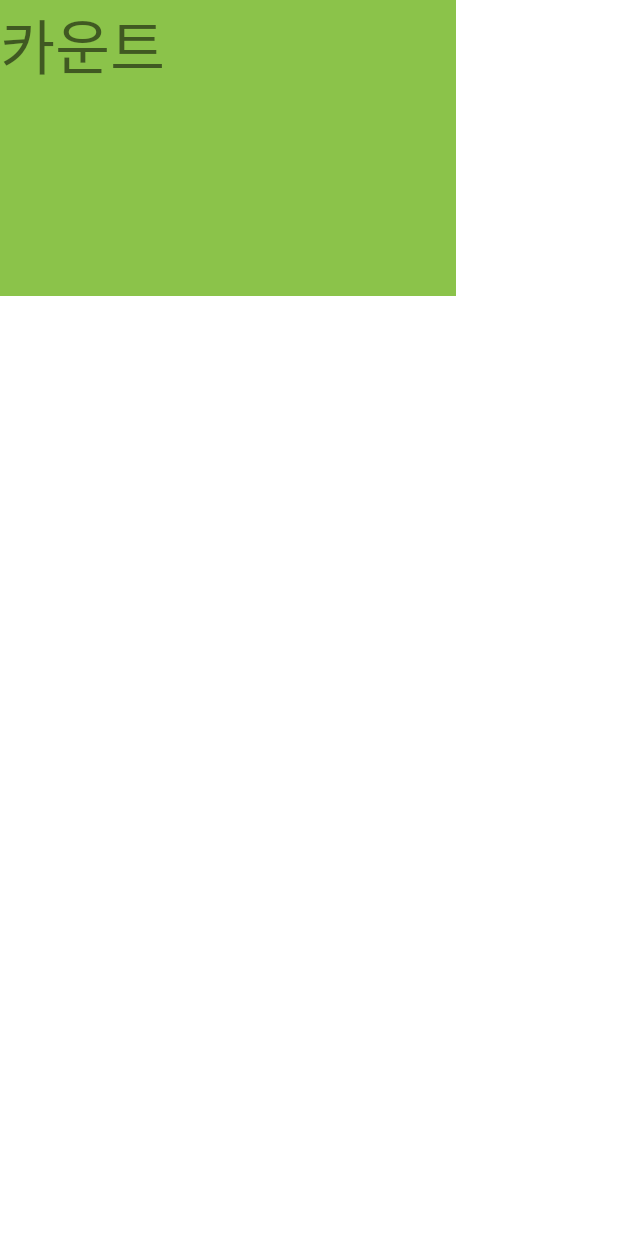
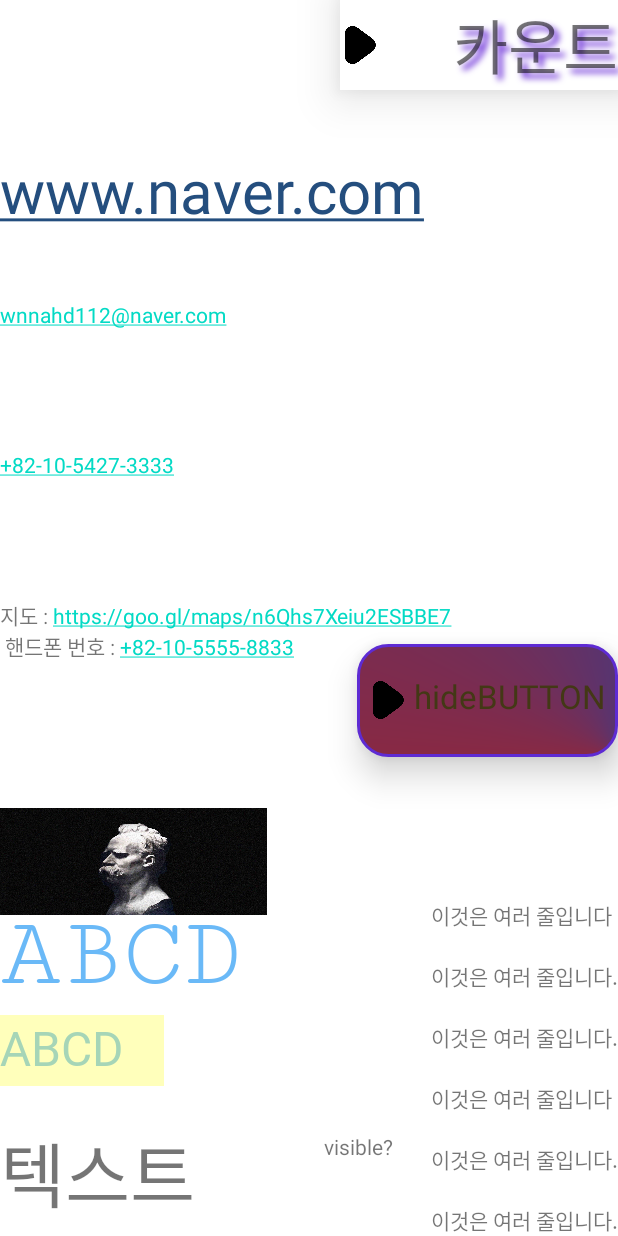
Before and after one commit to Gros19/android, an Android app: the layout activity_main.xml on its own in the app's theme, with its tools: preview values and no code run, on a phone screen of 412 x 824 dp. Run offline under Robolectric (Android 15) with nearby library versions, the phone set to English and light mode, and no system bars.

Commit message:
TextView 버튼 레이아웃 디자인 예제

```diff
--- a/app/src/main/java/com/example/testkotlin/MainActivity.kt
+++ b/app/src/main/java/com/example/testkotlin/MainActivity.kt
@@ -4,6 +4,7 @@ import androidx.appcompat.app.AppCompatActivity
 import android.os.Bundle
 import android.view.View
 import android.widget.Toast
+import androidx.core.view.isVisible
 import com.example.testkotlin.databinding.ActivityMainBinding
 
 
@@ -15,6 +16,15 @@ class MainActivity : AppCompatActivity() {
         super.onCreate(savedInstanceState)
         setContentView(R.layout.activity_main)
 
+
+//        val vbinding = ActivityMainBinding.inflate(layoutInflater)
+//        setContentView(R.layout.activity_main)
+//        vbinding.visibleBT.setOnClickListener{
+//
+//        }
+
+
+
         fun DDuck(v : View){
             println("뚝!!")
         }
@@ -24,6 +34,20 @@ class MainActivity : AppCompatActivity() {
         binding.dd.setOnClickListener{
             DDuck(it)
             binding.dd.text = "${cnt++}"
+        }
+
+
+
+        binding.visibleBtOn.setOnClickListener {
+//            binding.visibleBT.isVisible = true
+            binding.visibleBT.visibility = View.VISIBLE
+            binding.emilLink.isEnabled = true
+        }
+        binding.visibleBT.setOnClickListener {
+//            binding.visibleBT.isVisible=false
+            binding.visibleBT.visibility = View.INVISIBLE
+
+
         }
 //        //바인딩 초기화
 //        val binding = ActivityMainBinding.inflate(layoutInflater)
--- /dev/null
+++ b/app/src/main/res/drawable/costum_button.xml
@@ -0,0 +1,27 @@
+<?xml version="1.0" encoding="utf-8"?>
+<shape xmlns:android="http://schemas.android.com/apk/res/android" android:shape="rectangle">
+    <!--<solid android:color="#BC4DA5A5"/>-->
+    <!--<corners android:radius="15dp"/>-->
+    <corners
+        android:radius="20dp"
+        />
+    <size
+        android:height="85dp"
+        android:width="200dp"
+        />
+    <stroke
+        android:color="#5E2BD3"
+        android:width="2dp"/>
+<!--    <stroke android:width="3dp"-->
+<!--        android:color="#A42685B1"-->
+<!--        android:dashGap="12dp"-->
+<!--        android:dashWidth="33dp"-->
+<!--        />-->
+
+    <gradient android:startColor="#fff"
+        android:endColor="#25409E"
+        android:centerColor="#882944"
+        android:centerX="1"
+        android:centerY="1"
+        android:type="sweep"/>
+</shape>
--- /dev/null
+++ b/app/src/main/res/drawable/costum_button_selecter.xml
@@ -0,0 +1,7 @@
+<?xml version="1.0" encoding="utf-8"?>
+<selector xmlns:android="http://schemas.android.com/apk/res/android">
+    <item
+        android:state_pressed="true"
+        android:drawable="@drawable/costum_button"
+        />
+</selector>
--- /dev/null
+++ b/app/src/main/res/drawable/free_icon_play.xml
@@ -0,0 +1,11 @@
+<?xml version="1.0" encoding="utf-8"?>
+<layer-list xmlns:tools="http://schemas.android.com/tools"
+    xmlns:android="http://schemas.android.com/apk/res/android">
+    <item
+        android:drawable="@drawable/free_icon_font_play"
+        android:height="25dp"
+        android:width="25dp"
+
+
+        />
+</layer-list>
--- /dev/null
+++ b/app/src/main/res/drawable/nietzsche_lite.xml
@@ -0,0 +1,10 @@
+<?xml version="1.0" encoding="utf-8"?>
+<layer-list xmlns:tools="http://schemas.android.com/tools"
+    xmlns:android="http://schemas.android.com/apk/res/android">
+    <item
+        android:drawable="@drawable/nietzsche"
+
+
+
+        />
+</layer-list>
--- a/app/src/main/res/layout/activity_main.xml
+++ b/app/src/main/res/layout/activity_main.xml
@@ -1,5 +1,6 @@
 <?xml version="1.0" encoding="utf-8"?>
 <FrameLayout xmlns:android="http://schemas.android.com/apk/res/android"
+    xmlns:app="http://schemas.android.com/apk/res-auto"
     xmlns:tools="http://schemas.android.com/tools"
     android:layout_width="match_parent"
     android:layout_height="match_parent"
@@ -12,13 +13,150 @@
         android:id="@+id/btn"/>-->
 
     <TextView
-        android:layout_width="304dp"
-        android:layout_height="197dp"
+        android:id="@+id/dd"
+        android:layout_width="wrap_content"
+        android:layout_height="wrap_content"
+        android:layout_gravity="right"
+        android:drawablePadding="50dp"
+        android:shadowDx="5"
+        android:shadowDy="5"
+        android:shadowRadius="5"
+        android:shadowColor="#7339DA"
+        android:background="#FFFFFF"
+        android:text="카운트"
         android:textSize="40sp"
-        android:text="카운트"
-        android:background="#FF8BC34A"
-        android:id="@+id/dd"
+        android:elevation="20dp"
+        app:drawableLeftCompat="@drawable/free_icon_play" />
+    <!--android:translationZ="40dp" 영역 그림자
+        android:elevation="20dp" 위와 비슷-->
+
+    <TextView
+        android:layout_width="wrap_content"
+        android:layout_height="wrap_content"
+        android:layout_marginTop="100dp"
+        android:text="www.naver.com"
+        android:linksClickable="false"
+        android:textColorLink="#244E7E"
+        android:textSize="40sp"
+        android:autoLink="web"
+        android:visibility="visible"
+        android:clickable="false"
+
         />
+
+    <TextView
+        android:layout_width="wrap_content"
+        android:layout_height="wrap_content"
+        android:layout_marginTop="200dp"
+        android:autoLink="email"
+        android:text="wnnahd112@naver.com"
+        android:enabled="false"
+        android:id="@+id/emilLink"/>
+
+    <TextView
+        android:layout_width="wrap_content"
+        android:layout_height="wrap_content"
+        android:layout_marginTop="300dp"
+        android:text="+82-10-5427-3333"
+        android:autoLink="phone"
+        android:enabled="false"
+        />
+
+    <TextView
+        android:layout_width="wrap_content"
+        android:layout_height="wrap_content"
+        android:layout_marginTop="400dp"
+        android:text="지도 : https://goo.gl/maps/n6Qhs7Xeiu2ESBBE7 \n 핸드폰 번호 : +82-10-5555-8833"
+        android:autoLink="web|phone"
+        />
+
+    <TextView
+        android:layout_width="132dp"
+        android:layout_height="78dp"
+        android:layout_gravity="bottom"
+        android:autoSizeStepGranularity="5sp"
+        android:autoSizeTextType="uniform"
+        android:text="텍스트" />
+
+    <TextView
+        android:layout_width="109dp"
+        android:layout_height="47dp"
+        android:layout_gravity="bottom"
+        android:layout_marginBottom="100dp"
+        android:autoSizeStepGranularity="5sp"
+        android:autoSizeTextType="uniform"
+        android:foreground="#6ff5"
+        android:text="abcd"
+        android:textAllCaps="true"
+        android:fontFamily="@font/d2_coding_ver132_20180524_ligature"
+        android:textColor="@color/gros" />
+
+    <TextView
+        android:layout_width="178dp"
+        android:layout_height="135dp"
+        android:layout_gravity="bottom"
+        android:layout_marginBottom="150dp"
+        android:autoSizeStepGranularity="5sp"
+        android:autoSizeTextType="uniform"
+        android:background="@drawable/nietzsche_lite"
+        android:text="abcd"
+        android:textAllCaps="true"
+        android:fontFamily="serif-monospace"
+        android:textColor="@color/gros"
+        android:gravity="bottom"
+        android:paddingTop="60dp"
+        />
+
+    <TextView
+        android:layout_width="wrap_content"
+        android:layout_height="wrap_content"
+        android:layout_gravity="bottom|right"
+        android:text="이것은 여러 줄입니다\n이것은 여러 줄입니다.\n이것은 여러 줄입니다.\n이것은 여러 줄입니다\n이것은 여러 줄입니다.\n이것은 여러 줄입니다."
+        android:lineSpacingExtra="20dp"
+        />
+
+    <TextView
+        android:id="@+id/visibleBT"
+        android:layout_width="174dp"
+        android:layout_height="75dp"
+        android:layout_gravity="center|right"
+        android:layout_marginTop="55dp"
+        android:autoSizeTextType="uniform"
+        android:background="@drawable/costum_button"
+        android:drawableLeft="@drawable/free_icon_play"
+        android:drawablePadding="5dp"
+        android:elevation="14dp"
+        android:lineSpacingExtra="20dp"
+        android:paddingHorizontal="7dp"
+        android:paddingVertical="20dp"
+        android:radius="5dp"
+        android:text="hideBUTTON"
+        android:textAllCaps="false"
+        android:textColor="#433815"
+        android:tooltipText="이 버튼을 누르면 버튼이 숨겨집니다." />
+
+    <TextView
+        android:layout_width="wrap_content"
+        android:layout_height="wrap_content"
+        android:layout_gravity="bottom|right"
+        android:layout_marginRight="150dp"
+        android:layout_marginBottom="50dp"
+        android:text="visible?"
+        android:textAllCaps="false"
+        android:id="@+id/visibleBtOn"
+        android:lineSpacingExtra="20dp"
+        />
+    <!--android:autoSizeMaxTextSize="40sp"
+    android:autoSizeMinTextSize="20sp"
+    android:autoSizeTextType="uniform"
+
+    android:drawableRight="@mipmap/ic_launcher"
+    android:drawableTint="@color/gros"
+    android:drawableTintMode="screen"
+    android:drawablePadding="23dp"
+    android:textColor="@color/gros"
+    android:gravity="center"-->
+    <!--android:drawableTop="@mipmap/ic_launcher"TextView 안에서도 그림을 박스 내에 위치시킬 수 있다.-->
     <!--textSize에 dp가 아닌 sp를 줘야만 기기 환경설정에 따라 텍스트 크기가 바뀐다. -->
     <!--android:gravity="" 텍스트 뷰 안의 내부 텍스트를 바꿔-->
     <!--android:layout_gravity="" 텍스트 뷰를 바꿔-->
--- a/app/src/main/res/values/colors.xml
+++ b/app/src/main/res/values/colors.xml
@@ -7,4 +7,5 @@
     <color name="teal_700">#FF018786</color>
     <color name="black">#FF000000</color>
     <color name="white">#FFFFFFFF</color>
+    <color name="gros">#AB2196F3</color>
 </resources>
```
Also changed, not shown: app/src/main/res/drawable/free_icon_font_play.png (added), app/src/main/res/drawable/nietzsche.png (added), 2 other files.
